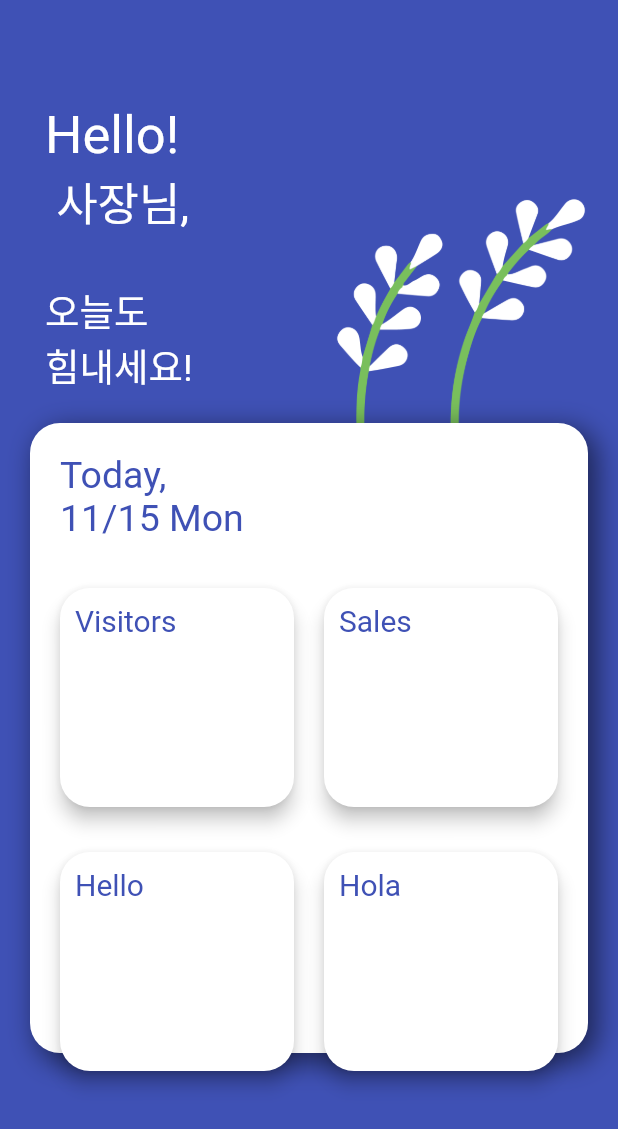
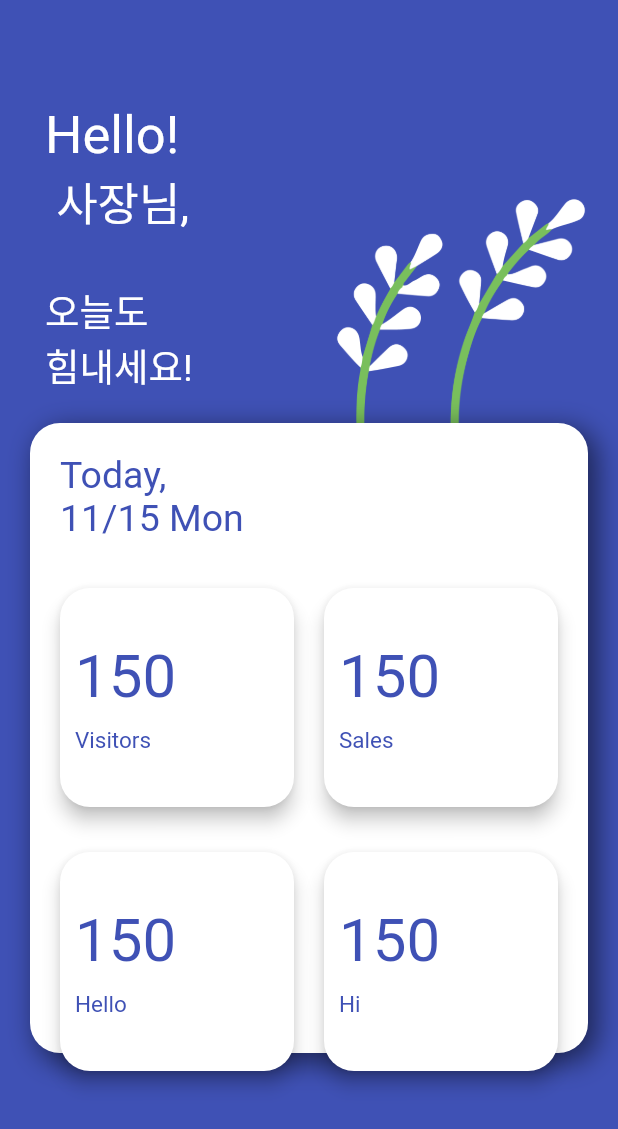
Before and after one commit to breaking-cs/laura-flutter-firebase-app, a Flutter app: the Home screen opened directly, on a phone screen of 412 x 824 dp. Shown: the top 1129 px of the screen. Run offline on Flutter 3.47's test engine with Material 2 defaults, Android fonts, the phone set to English and light mode, and no system bars; our stand-ins replace cloud_firestore, firebase_auth, firebase_core, firebase_storage, flutter_signin_button, google_sign_in and 2 more; missing offline and left inert: fdottedline, material_dialogs; accounts and stored records are empty; Roboto replaces fonts that are missing (OpenSans).

Commit message:
ui(*): change ui

```diff
--- a/lib/screens/home.dart
+++ b/lib/screens/home.dart
@@ -1,5 +1,6 @@
 import 'package:firebase_auth/firebase_auth.dart';
 import 'package:flutter/material.dart';
+import 'package:flutter/widgets.dart';
 import 'package:intl/intl.dart';
 
 class CustomCard extends StatelessWidget {
@@ -16,15 +17,23 @@ class CustomCard extends StatelessWidget {
       shape: RoundedRectangleBorder(
         borderRadius: BorderRadius.circular(20),
       ),
-
       margin: const EdgeInsets.only(
         bottom: 30,
         left: 10,
         right: 10,
       ),
       child: Container(
-        child: Text(content,
-          style: TextStyle(fontSize: 20),),
+        child: Column(
+          mainAxisAlignment: MainAxisAlignment.center,
+          crossAxisAlignment: CrossAxisAlignment.start,
+          children: [
+            const Text('150',
+              style: TextStyle(fontSize: 40),),
+            const SizedBox(height: 10),
+            Text(content,
+              style: TextStyle(fontSize: 15),),
+          ],
+        ),
         padding: const EdgeInsets.all(10),
       ),
       elevation: 5,
@@ -40,7 +49,6 @@ class HomeCard extends StatelessWidget {
     return Container(
       padding: const EdgeInsets.all(30.0),
       width: double.infinity,
-      //height: 10,
       child: Column(
         crossAxisAlignment: CrossAxisAlignment.center,
         children: <Widget>[
@@ -58,7 +66,7 @@ class HomeCard extends StatelessWidget {
               CustomCard(content: 'Visitors'),
               CustomCard(content: 'Sales'),
               CustomCard(content: 'Hello'),
-              CustomCard(content: 'Hola'),
+              CustomCard(content: 'Hi'),
             ],
           ),
         ],
@@ -108,22 +116,21 @@ class _HomeState extends State<Home> {
                           children:[
                             Text(
                             '$currentUserName',
-                            style: const TextStyle(
-                              color: Colors.white,
-                              fontSize: 40,
-                              fontWeight: FontWeight.bold,
+                              style: const TextStyle(
+                                color: Colors.white,
+                                fontSize: 40,
+                                fontWeight: FontWeight.bold,
                               ),
                             ),
-                            Text(
+                            const Text(
                               ' 사장님,',
-                              style: const TextStyle(
+                              style: TextStyle(
                                 color: Colors.white,
                                 fontSize: 30,
                               ),
                             ),
                           ],
                         ),
-
                         const Padding(
                           padding: EdgeInsets.all(15),
                         ),
@@ -142,13 +149,13 @@ class _HomeState extends State<Home> {
                     overflow: Overflow.visible,
                     children: [
                       Container(),
-                      Positioned(
+                      const Positioned(
                         right: 20,
                         top: -170,
-                        child: Container(
+                        child: SizedBox(
                           width: 170,
                           height: 170,
-                          child: const Image(
+                          child: Image(
                             image: AssetImage('assets/flower_w.png'),
                           ),
                         ),
@@ -161,7 +168,7 @@ class _HomeState extends State<Home> {
                           decoration: BoxDecoration(
                             color: Colors.white,
                             borderRadius: BorderRadiusDirectional.circular(20),
-                            boxShadow: [
+                            boxShadow: const [
                               BoxShadow(
                                 color: Colors.black54,
                                 blurRadius: 15.0,
@@ -173,10 +180,10 @@ class _HomeState extends State<Home> {
                           width: 300,
                           height: 420,
                           child: Padding(
-                            padding: EdgeInsets.all(20),
+                            padding: const EdgeInsets.all(20),
                             child: Text(
                               'Today,\n$currentTime',
-                              style: TextStyle(
+                              style: const TextStyle(
                                 fontSize: 25,
                               ),
                             ),
```
Also changed, not shown: lib/screens/edit_profile.dart (+9 -10 lines), lib/screens/gallery.dart (+8 -6 lines).
